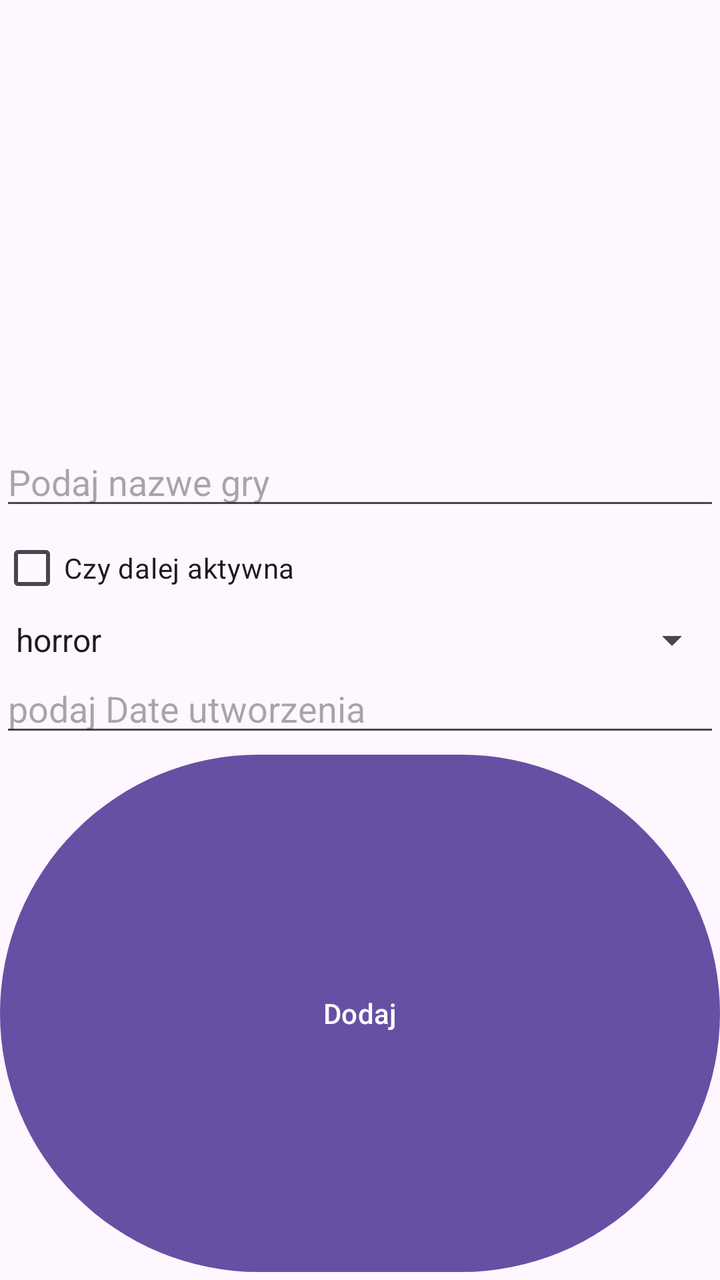
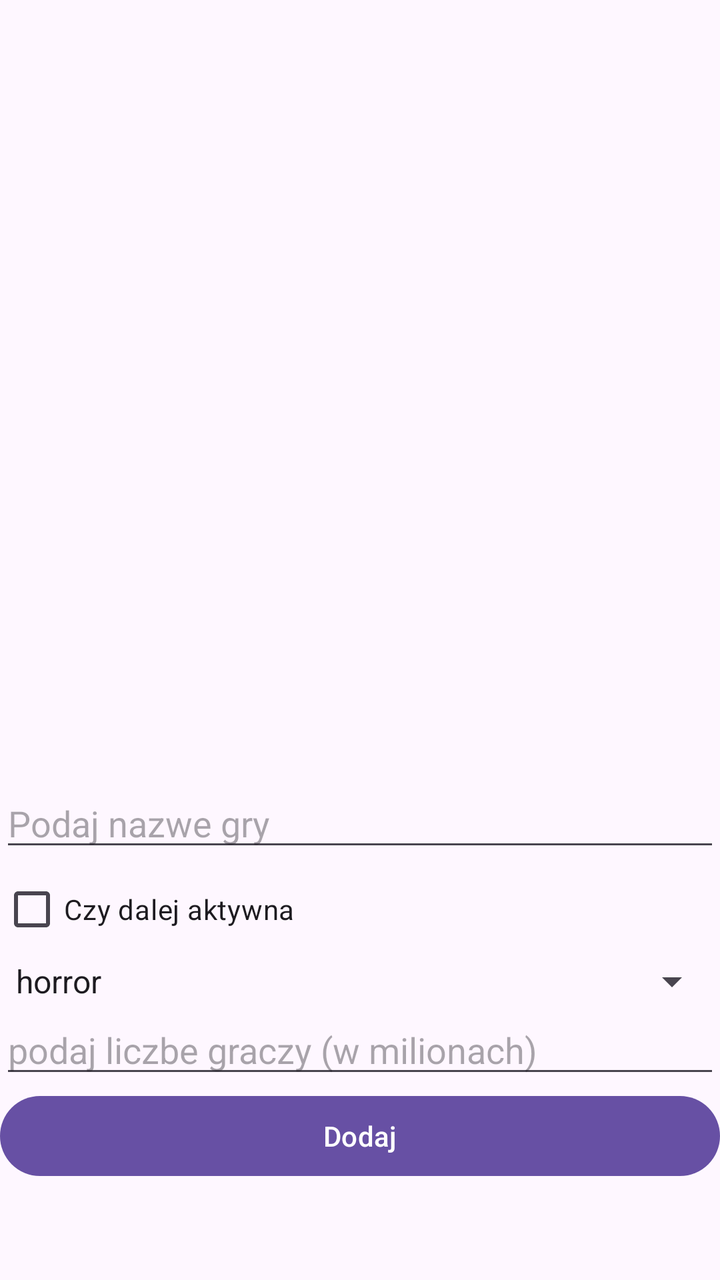

The first picture is an Android layout as it rendered before a commit; the second is the same layout after the commit. The layout source and the unified diff follow.
<!-- AndroidManifest.xml: application theme Theme.BazaGierProjekt -->
<!-- res/layout/activity_main.xml -->
<?xml version="1.0" encoding="utf-8"?>
<LinearLayout xmlns:android="http://schemas.android.com/apk/res/android"
    xmlns:app="http://schemas.android.com/apk/res-auto"
    xmlns:tools="http://schemas.android.com/tools"
    android:id="@+id/main"
    android:layout_width="match_parent"
    android:layout_height="match_parent"
    android:orientation="vertical"
    tools:context=".MainActivity">

    <ListView
        android:id="@+id/listview"
        android:layout_width="match_parent"
        android:layout_height="wrap_content"
        android:layout_weight="1"/>

    <EditText
        android:id="@+id/editTextText"
        android:layout_width="match_parent"
        android:layout_height="wrap_content"
        android:ems="10"
        android:inputType="text"
        android:hint="Podaj nazwe gry" />

    <CheckBox
        android:id="@+id/checkBox"
        android:layout_width="match_parent"
        android:layout_height="wrap_content"
        android:text="Czy dalej aktywna" />

    <Spinner
        android:id="@+id/spinner"
        android:layout_width="match_parent"
        android:layout_height="wrap_content"
        android:entries="@array/rodzajeGry"/>

    <EditText
        android:id="@+id/editTextNumber"
        android:layout_width="match_parent"
        android:layout_height="wrap_content"
        android:ems="10"
        android:inputType="number"
        android:hint="podaj Date utworzenia"/>

    <Button
        android:id="@+id/button"
        android:layout_width="match_parent"
        android:layout_height="wrap_content"
        android:layout_weight="1"
        android:text="Dodaj" />

</LinearLayout>
<!-- resources referenced by this layout -->
<resources>
  <string-array name="rodzajeGry">
          <item>horror</item>
          <item>sandbox</item>
          <item>scify</item>
          <item>przygodowa</item>
          <item>shooter</item>
      </string-array>
  <style name="Theme.BazaGierProjekt" parent="Base.Theme.BazaGierProjekt" />
  <style name="Base.Theme.BazaGierProjekt" parent="Theme.Material3.DayNight.NoActionBar">
          
          
      </style>
</resources>

<!-- the commit's change to res/layout/activity_main.xml (unified diff, before → after) -->
@@ -40,13 +40,19 @@
         android:layout_height="wrap_content"
         android:ems="10"
         android:inputType="number"
-        android:hint="podaj Date utworzenia"/>
+        android:hint="podaj liczbe graczy (w milionach)"/>
 
     <Button
         android:id="@+id/button"
         android:layout_width="match_parent"
         android:layout_height="wrap_content"
-        android:layout_weight="1"
-        android:text="Dodaj" />
+        android:text="Dodaj"/>
+
+    <Button
+        android:id="@+id/aktualizuj"
+        android:layout_width="match_parent"
+        android:layout_height="wrap_content"
+        android:visibility="invisible"
+        android:text="Aktualizuj" />
 
 </LinearLayout>
